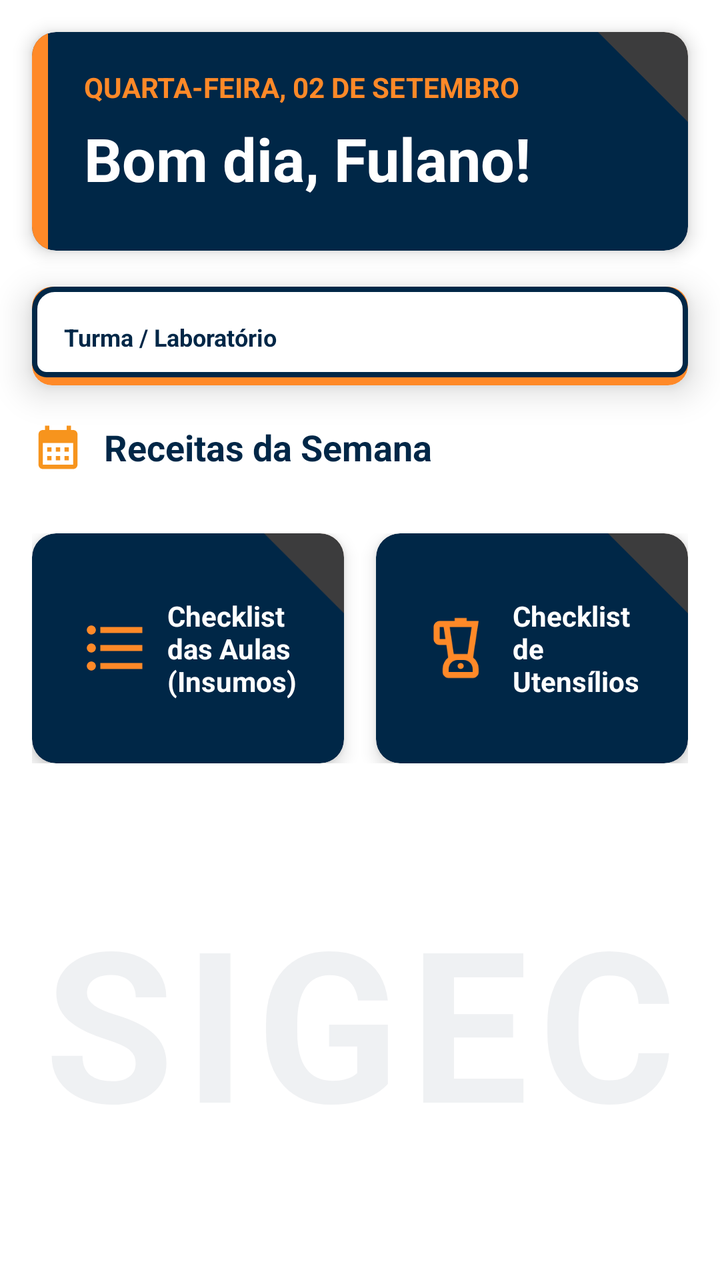
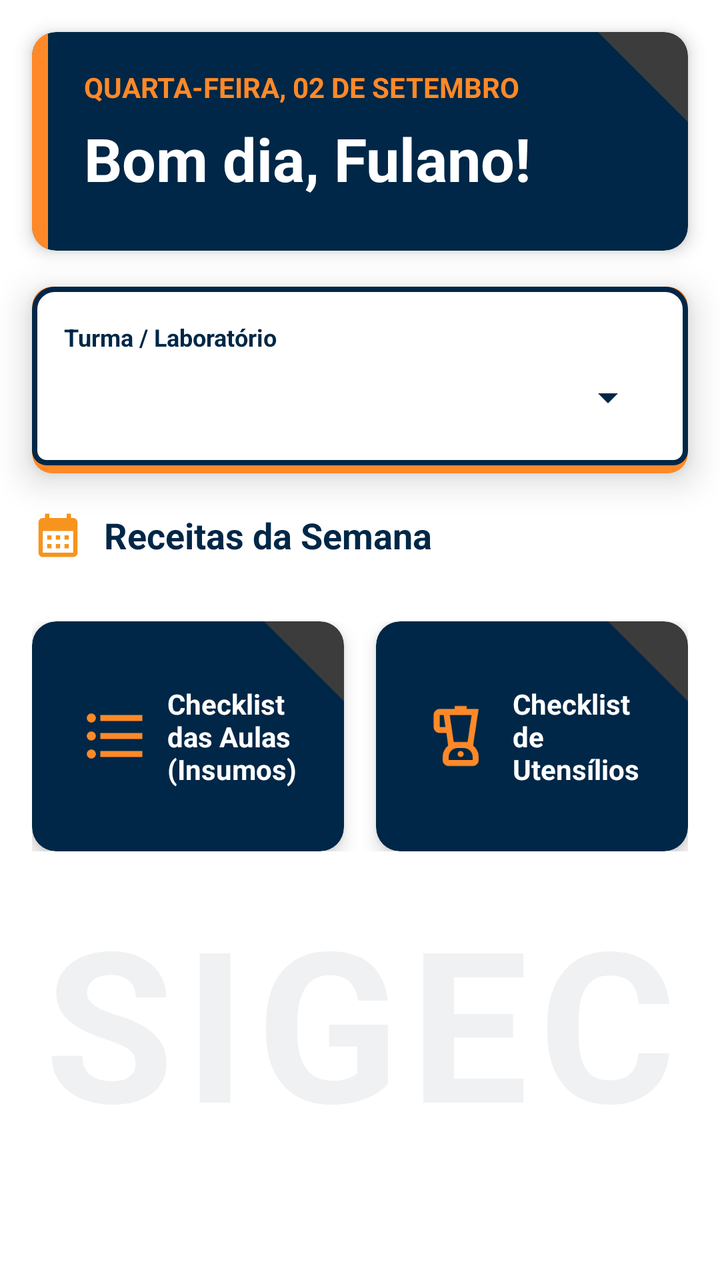

Two renders of the same Android screen: before a commit and after it. Below are the layout's source before the change and the commit's diff.
<!-- AndroidManifest.xml: application theme Theme.MobileSIGEC -->
<!-- res/layout/fragment_home_page.xml -->
<?xml version="1.0" encoding="utf-8"?>
<androidx.constraintlayout.widget.ConstraintLayout
    xmlns:android="http://schemas.android.com/apk/res/android"
    xmlns:app="http://schemas.android.com/apk/res-auto"
    xmlns:tools="http://schemas.android.com/tools"
    android:layout_width="match_parent"
    android:layout_height="match_parent"
    android:background="@color/white"
    tools:context=".home.HomePageFragment">

    
    <TextView
        android:layout_width="wrap_content"
        android:layout_height="wrap_content"
        android:text="SIGEC"
        android:textColor="#10002747"
        android:textSize="105sp"
        android:textStyle="bold"
        android:letterSpacing="0.05"
        app:layout_constraintBottom_toTopOf="@+id/bottomNav"
        app:layout_constraintEnd_toEndOf="parent"
        app:layout_constraintStart_toStartOf="parent"
        android:layout_marginBottom="60dp" />

    
    <ScrollView
        android:layout_width="match_parent"
        android:layout_height="0dp"
        android:fillViewport="true"
        app:layout_constraintTop_toTopOf="parent"
        app:layout_constraintBottom_toTopOf="@+id/bottomNav">

        <LinearLayout
            android:layout_width="match_parent"
            android:layout_height="wrap_content"
            android:orientation="vertical"
            android:clipToPadding="false"
            android:paddingStart="16dp"
            android:paddingEnd="16dp"
            android:paddingBottom="36dp"
            android:paddingTop="16dp">

            

            
            <androidx.cardview.widget.CardView
                android:layout_width="match_parent"
                android:layout_height="wrap_content"
                android:layout_marginBottom="18dp"
                app:cardCornerRadius="12dp"
                app:cardElevation="5dp"
                app:cardBackgroundColor="@color/primary">

                <FrameLayout
                    android:layout_width="match_parent"
                    android:layout_height="wrap_content">

                    
                    <ImageView
                        android:layout_width="45dp"
                        android:layout_height="45dp"
                        android:layout_gravity="top|end"
                        android:src="@drawable/bg_card_corner_accent" />

                    <LinearLayout
                        android:layout_width="match_parent"
                        android:layout_height="wrap_content"
                        android:orientation="horizontal"
                        android:gravity="center_vertical">

                        <View
                            android:layout_width="8dp"
                            android:layout_height="match_parent"
                            android:background="@color/secondary_container"/>

                        <LinearLayout
                            android:layout_width="0dp"
                            android:layout_height="wrap_content"
                            android:layout_weight="1"
                            android:orientation="vertical"
                            android:padding="18dp">

                            
                            <TextView
                                android:id="@+id/textDataHome"
                                android:layout_width="wrap_content"
                                android:layout_height="wrap_content"
                                android:text="QUARTA-FEIRA, 02 DE SETEMBRO"
                                android:textColor="@color/secondary_container"
                                android:textSize="14sp"
                                android:textStyle="bold" />

                            
                            <TextView
                                android:id="@+id/textSaudacao"
                                android:layout_width="wrap_content"
                                android:layout_height="wrap_content"
                                android:layout_marginTop="6dp"
                                android:layout_marginBottom="8dp"
                                android:text="Bom dia, Fulano!"
                                android:textColor="#FFFFFF"
                                android:textSize="30sp"
                                android:textStyle="bold" />

                        </LinearLayout>

                    </LinearLayout>
                </FrameLayout>
            </androidx.cardview.widget.CardView>

            
            <androidx.cardview.widget.CardView
                android:layout_width="match_parent"
                android:layout_height="wrap_content"
                android:layout_marginBottom="18dp"
                app:cardCornerRadius="10dp"
                app:cardElevation="10dp"
                android:outlineSpotShadowColor="#000000"
                android:outlineAmbientShadowColor="#000000"
                app:cardBackgroundColor="#FFFFFF">

                <LinearLayout
                    android:layout_width="match_parent"
                    android:layout_height="wrap_content"
                    android:background="@drawable/bg_spinner_outline"
                    android:gravity="center_vertical"
                    android:orientation="horizontal"
                    android:paddingStart="16dp"
                    android:paddingTop="14dp"
                    android:paddingEnd="16dp"
                    android:paddingBottom="16dp">

                    <LinearLayout
                        android:layout_width="0dp"
                        android:layout_height="wrap_content"
                        android:layout_weight="1"
                        android:orientation="vertical">

                        <TextView
                            android:layout_width="wrap_content"
                            android:layout_height="wrap_content"
                            android:layout_marginTop="3dp"
                            android:text="Turma / Laboratório"
                            android:textColor="@color/primary"
                            android:textSize="12sp"
                            android:textStyle="bold" />

                        
                        <Spinner
                            android:id="@+id/spinnerTurmasHome"
                            android:layout_width="match_parent"
                            android:layout_height="wrap_content"
                            android:background="@null"
                            android:popupBackground="@drawable/bg_spinner_popup"
                            android:theme="@style/SpinnerTextoPreto" />
                    </LinearLayout>

                </LinearLayout>
            </androidx.cardview.widget.CardView>

            
            <LinearLayout
                android:layout_width="match_parent"
                android:layout_height="wrap_content"
                android:layout_marginBottom="18dp"
                android:orientation="vertical">

                
                <LinearLayout
                    android:id="@+id/card_receitas_hoje"
                    android:layout_width="match_parent"
                    android:layout_height="wrap_content"
                    android:layout_marginBottom="12dp"
                    android:clickable="true"
                    android:focusable="true"
                    android:foreground="?attr/selectableItemBackground"
                    android:gravity="center_vertical"
                    android:orientation="horizontal">

                    <ImageView
                        android:layout_width="26dp"
                        android:layout_height="26dp"
                        android:contentDescription="@string/app_name"
                        android:src="@drawable/ic_calendar"
                        app:tint="#F7941D" />

                    <TextView
                        android:layout_width="wrap_content"
                        android:layout_height="wrap_content"
                        android:layout_marginStart="10dp"
                        android:text="Receitas da Semana"
                        android:textColor="#002747"
                        android:textSize="18sp"
                        android:textStyle="bold" />

                </LinearLayout>

                
                <LinearLayout
                    android:id="@+id/container_receitas"
                    android:layout_width="match_parent"
                    android:layout_height="wrap_content"
                    android:orientation="vertical" />

            </LinearLayout>

            
            <LinearLayout
                android:layout_width="match_parent"
                android:layout_height="wrap_content"
                android:orientation="horizontal"
                android:baselineAligned="false">

                
                <androidx.cardview.widget.CardView
                    android:id="@+id/card_checklist_insumos"
                    android:clickable="true"
                    android:focusable="true"
                    android:foreground="?attr/selectableItemBackground"
                    android:layout_width="0dp"
                    android:layout_height="115dp"
                    android:layout_weight="1"
                    android:layout_marginEnd="8dp"
                    app:cardCornerRadius="12dp"
                    app:cardElevation="5dp"
                    app:cardBackgroundColor="@color/primary">

                    <RelativeLayout
                        android:layout_width="match_parent"
                        android:layout_height="match_parent">

                        
                        <ImageView
                            android:layout_width="40dp"
                            android:layout_height="40dp"
                            android:layout_alignParentTop="true"
                            android:layout_alignParentEnd="true"
                            android:src="@drawable/bg_card_corner_accent" />

                        
                        <LinearLayout
                            android:layout_width="wrap_content"
                            android:layout_height="wrap_content"
                            android:layout_centerInParent="true"
                            android:gravity="center_vertical"
                            android:orientation="horizontal">

                            <ImageView
                                android:layout_width="36dp"
                                android:layout_height="36dp"
                                android:src="@drawable/ic_list"
                                app:tint="@color/secondary_container"/>

                            <TextView
                                android:layout_width="wrap_content"
                                android:layout_height="wrap_content"
                                android:layout_marginStart="8dp"
                                android:text="Checklist\ndas Aulas\n(Insumos)"
                                android:textColor="#FFFFFF"
                                android:textSize="14sp"
                                android:textStyle="bold" />
                        </LinearLayout>
                    </RelativeLayout>
                </androidx.cardview.widget.CardView>

                
                <androidx.cardview.widget.CardView
                    android:id="@+id/card_checklist_utensilios"
                    android:clickable="true"
                    android:focusable="true"
                    android:foreground="?attr/selectableItemBackground"
                    android:layout_width="0dp"
                    android:layout_height="115dp"
                    android:layout_weight="1"
                    android:layout_marginStart="8dp"
                    app:cardCornerRadius="12dp"
                    app:cardElevation="5dp"
                    app:cardBackgroundColor="@color/primary">

                    <RelativeLayout
                        android:layout_width="match_parent"
                        android:layout_height="match_parent">

                        
                        <ImageView
                            android:layout_width="40dp"
                            android:layout_height="40dp"
                            android:layout_alignParentTop="true"
                            android:layout_alignParentEnd="true"
                            android:src="@drawable/bg_card_corner_accent" />

                        
                        <LinearLayout
                            android:layout_width="wrap_content"
                            android:layout_height="wrap_content"
                            android:layout_centerInParent="true"
                            android:gravity="center_vertical"
                            android:orientation="horizontal">

                            <ImageView
                                android:layout_width="36dp"
                                android:layout_height="36dp"
                                android:src="@drawable/ic_blender"
                                app:tint="@color/secondary_container"/>

                            <TextView
                                android:layout_width="wrap_content"
                                android:layout_height="wrap_content"
                                android:layout_marginStart="8dp"
                                android:text="Checklist\nde\nUtensílios"
                                android:textColor="#FFFFFF"
                                android:textSize="14sp"
                                android:textStyle="bold" />
                        </LinearLayout>
                    </RelativeLayout>
                </androidx.cardview.widget.CardView>
            </LinearLayout>

        </LinearLayout>
    </ScrollView>

    
    <LinearLayout
        android:id="@+id/bottomNav"
        android:layout_width="match_parent"
        android:layout_height="wrap_content"
        android:background="@color/primary"
        android:orientation="vertical"
        app:layout_constraintBottom_toBottomOf="parent">

        
        <View
            android:id="@+id/systemBarSpacer"
            android:layout_width="match_parent"
            android:layout_height="0dp" />

    </LinearLayout>

</androidx.constraintlayout.widget.ConstraintLayout>
<!-- resources referenced by this layout -->
<resources>
  <color name="primary">#002747</color>
  <color name="secondary_container">#ff8928</color>
  <color name="white">#FFFFFFFF</color>
  <!-- drawable bg_card_corner_accent (drawable) -->
  <?xml version="1.0" encoding="utf-8"?>
  <vector xmlns:android="http://schemas.android.com/apk/res/android"
      android:width="45dp"
      android:height="45dp"
      android:viewportWidth="45"
      android:viewportHeight="45">
  
      
      <path
          android:fillColor="#40ED7B23"
          android:pathData="M0,0 L45,0 L45,45 Z" />
  </vector>
  <!-- drawable bg_spinner_popup (drawable) -->
  <?xml version="1.0" encoding="utf-8"?>
  <shape xmlns:android="http://schemas.android.com/apk/res/android">
      
      <solid android:color="#FFFFFF" />
      
      <corners android:radius="12dp" />
      
      <padding android:left="4dp" android:top="4dp" android:right="4dp" android:bottom="4dp" />
  </shape>
  <!-- drawable ic_calendar (drawable) -->
  <vector xmlns:android="http://schemas.android.com/apk/res/android" android:height="24dp" android:tint="#000000" android:viewportHeight="24" android:viewportWidth="24" android:width="24dp">
        
      <path android:fillColor="@android:color/white" android:pathData="M19,4h-1V2h-2v2H8V2H6v2H5C3.89,4 3.01,4.9 3.01,6L3,20c0,1.1 0.89,2 2,2h14c1.1,0 2,-0.9 2,-2V6C21,4.9 20.1,4 19,4zM19,20H5V10h14V20zM9,14H7v-2h2V14zM13,14h-2v-2h2V14zM17,14h-2v-2h2V14zM9,18H7v-2h2V18zM13,18h-2v-2h2V18zM17,18h-2v-2h2V18z"/>
      
  </vector>
  <!-- drawable ic_list (drawable) -->
  <vector xmlns:android="http://schemas.android.com/apk/res/android" android:autoMirrored="true" android:height="24dp" android:tint="#000000" android:viewportHeight="24" android:viewportWidth="24" android:width="24dp">
        
      <path android:fillColor="@android:color/white" android:pathData="M4,10.5c-0.83,0 -1.5,0.67 -1.5,1.5s0.67,1.5 1.5,1.5 1.5,-0.67 1.5,-1.5 -0.67,-1.5 -1.5,-1.5zM4,4.5c-0.83,0 -1.5,0.67 -1.5,1.5S3.17,7.5 4,7.5 5.5,6.83 5.5,6 4.83,4.5 4,4.5zM4,16.5c-0.83,0 -1.5,0.68 -1.5,1.5s0.68,1.5 1.5,1.5 1.5,-0.68 1.5,-1.5 -0.67,-1.5 -1.5,-1.5zM7,19h14v-2L7,17v2zM7,13h14v-2L7,11v2zM7,5v2h14L21,5L7,5z"/>
      
  </vector>
  <string name="app_name">mobileSIGEC</string>
  <style name="SpinnerTextoPreto" parent="ThemeOverlay.AppCompat.Light">
          <item name="android:textColor">#000000</item>
          <item name="android:textColorHint">#000000</item>
      </style>
  <style name="Theme.MobileSIGEC" parent="Theme.Material3.DayNight.NoActionBar">
          
          <item name="colorPrimary">@color/senac_blue</item>
          <item name="colorOnPrimary">@color/white</item>
          <item name="colorPrimaryContainer">@color/senac_blue</item>
          <item name="colorOnPrimaryContainer">@color/white</item>
  
          
          <item name="colorSecondary">@color/senac_orange</item>
          <item name="colorOnSecondary">@color/white</item>
          <item name="colorSecondaryContainer">@color/senac_orange</item>
          <item name="colorOnSecondaryContainer">@color/white</item>
  
          
          <item name="android:statusBarColor">@color/senac_blue</item>
          <item name="android:windowLightStatusBar">false</item>
          
      </style>
  <color name="senac_blue">#002747</color>
  <color name="senac_orange">#F7941D</color>
  <!-- unchanged entries left out for length: 2 -->
</resources>

<!-- the commit's change to res/layout/fragment_home_page.xml (unified diff, before → after) -->
@@ -149,9 +149,12 @@
                         <Spinner
                             android:id="@+id/spinnerTurmasHome"
                             android:layout_width="match_parent"
-                            android:layout_height="wrap_content"
-                            android:background="@null"
-                            android:popupBackground="@drawable/bg_spinner_popup"
+                            android:layout_height="44dp"
+                            android:paddingStart="0dp"
+                            android:paddingEnd="4dp"
+                            android:spinnerMode="dropdown"
+                            android:backgroundTint="#002747"
+                            android:popupBackground="#FFFFFF"
                             android:theme="@style/SpinnerTextoPreto" />
                     </LinearLayout>
 
<!-- resource entries referenced after the edit -->
@@ -16,16 +16,6 @@
           android:fillColor="#40ED7B23"
           android:pathData="M0,0 L45,0 L45,45 Z" />
   </vector>
-  <!-- drawable bg_spinner_popup (drawable) -->
-  <?xml version="1.0" encoding="utf-8"?>
-  <shape xmlns:android="http://schemas.android.com/apk/res/android">
-      
-      <solid android:color="#FFFFFF" />
-      
-      <corners android:radius="12dp" />
-      
-      <padding android:left="4dp" android:top="4dp" android:right="4dp" android:bottom="4dp" />
-  </shape>
   <!-- drawable ic_calendar (drawable) -->
   <vector xmlns:android="http://schemas.android.com/apk/res/android" android:height="24dp" android:tint="#000000" android:viewportHeight="24" android:viewportWidth="24" android:width="24dp">
         
@@ -39,9 +29,10 @@
       
   </vector>
   <string name="app_name">mobileSIGEC</string>
-  <style name="SpinnerTextoPreto" parent="ThemeOverlay.AppCompat.Light">
+  <style name="SpinnerTextoPreto" parent="Theme.MaterialComponents.Light">
           <item name="android:textColor">#000000</item>
           <item name="android:textColorHint">#000000</item>
+          <item name="android:colorControlNormal">#002747</item>
       </style>
   <style name="Theme.MobileSIGEC" parent="Theme.Material3.DayNight.NoActionBar">
           
